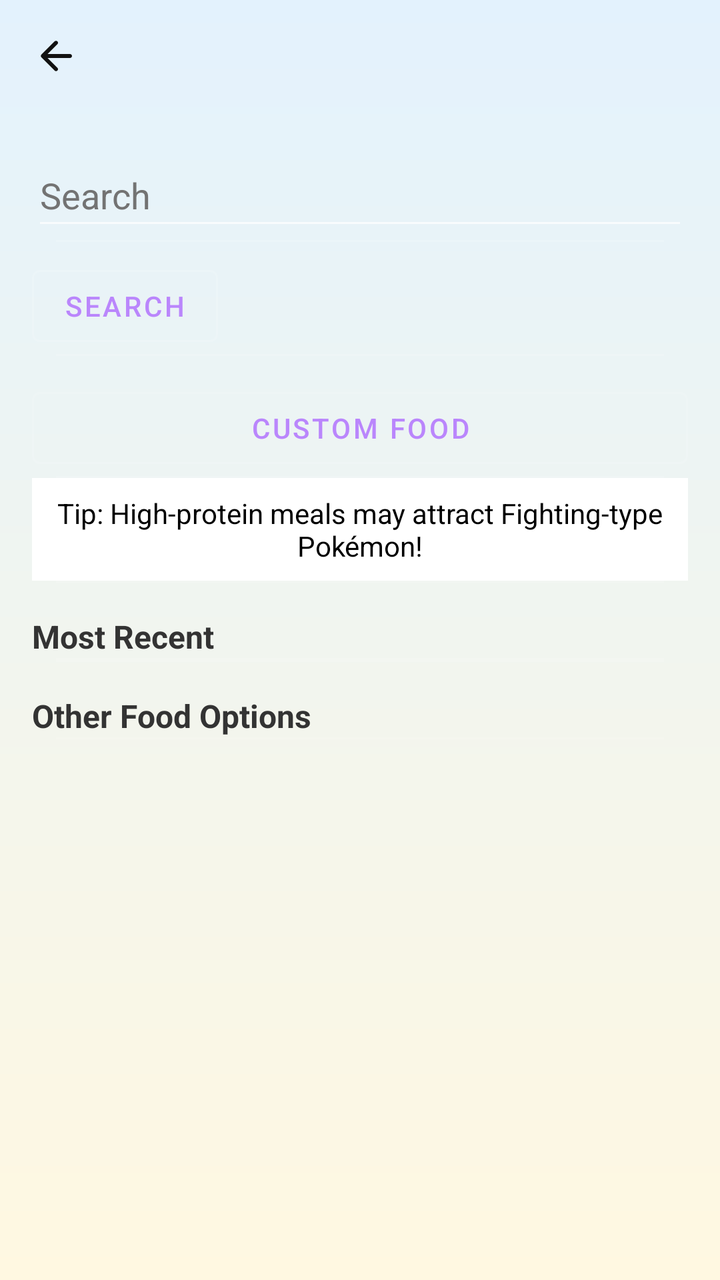
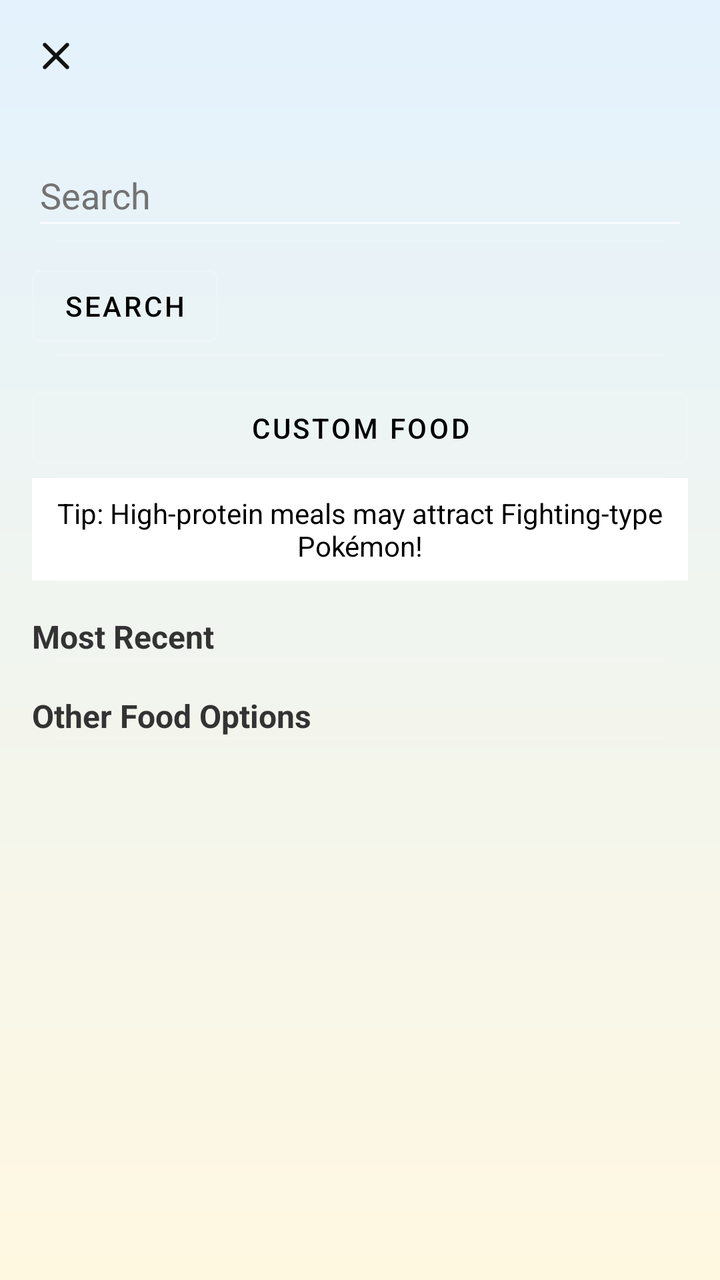

Two renders of the same Android screen: before a commit and after it. Below are the layout's source before the change and the commit's diff.
<!-- AndroidManifest.xml: application theme Theme.PokemonMealtimeMasters -->
<!-- res/layout/sheet_meal_logging.xml -->
<?xml version="1.0" encoding="utf-8"?>
<LinearLayout
    xmlns:android="http://schemas.android.com/apk/res/android"
    xmlns:app ="http://schemas.android.com/apk/res-auto"
    android:orientation="vertical"
    android:background="@drawable/bg_gradient"
    android:layout_width="match_parent"
    android:layout_height="match_parent">

    <com.google.android.material.appbar.MaterialToolbar
        android:id="@+id/toolbar"
        android:layout_width="match_parent"
        android:layout_height="?attr/actionBarSize"
        app:navigationIcon="@drawable/ic_back_arrow"
        android:background="@android:color/transparent"
        android:title="@string/log_a_meal"
        android:titleTextColor="@android:color/black"/>

    <ScrollView
        android:layout_width="match_parent"
        android:layout_height="0dp"
        android:layout_weight="1"
        android:padding="16dp">

        <LinearLayout
            android:orientation="vertical"
            android:layout_width="match_parent"
            android:layout_height="wrap_content"
            android:divider="?android:attr/dividerVertical"
            android:showDividers="middle"
            android:dividerPadding="12dp">

            
            <EditText
                android:id="@+id/search_input"
                android:layout_width="match_parent"
                android:layout_height="wrap_content"
                android:autofillHints=""
                android:hint="@string/search"
                android:inputType="text"
                android:minHeight="48dp"
                android:textColor="@android:color/black"
                android:textColorHint="@color/grey" />

            
            <Button
                android:id="@+id/search_button"
                style="@style/Widget.MaterialComponents.Button.OutlinedButton"
                android:layout_width="wrap_content"
                android:layout_height="wrap_content"
                android:text="@string/search"
                android:layout_marginTop="8dp"/>

            
            <Button
                android:id="@+id/button_custom_food"
                style="@style/Widget.MaterialComponents.Button.OutlinedButton"
                android:layout_width="match_parent"
                android:layout_height="wrap_content"
                android:text="@string/custom_food"
                android:layout_marginTop="12dp"/>

            
            <TextView
                android:id="@+id/text_nutrition_tip"
                android:layout_width="match_parent"
                android:layout_height="wrap_content"
                android:text="Tip: High-protein meals may attract Fighting-type Pokémon!"
                android:textSize="14sp"
                android:textColor="@android:color/black"
                android:padding="8dp"
                android:background="@color/cardview_light_background"
                android:gravity="center_horizontal"/>


            
            <androidx.recyclerview.widget.RecyclerView
                android:id="@+id/search_results_recycler"
                android:layout_width="match_parent"
                android:layout_height="wrap_content"
                android:nestedScrollingEnabled="false"
                android:visibility="gone"
                android:layout_marginTop="12dp"/>

            
            <TextView
                android:layout_width="wrap_content"
                android:layout_height="wrap_content"
                android:text="@string/most_recent"
                android:textSize="16sp"
                android:textStyle="bold"
                android:textColor="#333"
                android:layout_marginTop="16dp"/>

            <androidx.recyclerview.widget.RecyclerView
                android:id="@+id/recycler_recent"
                android:layout_width="match_parent"
                android:layout_height="wrap_content"
                android:nestedScrollingEnabled="false"/>

            
            <TextView
                android:layout_width="wrap_content"
                android:layout_height="wrap_content"
                android:text="@string/other_food_options"
                android:textSize="16sp"
                android:textStyle="bold"
                android:textColor="#333"
                android:layout_marginTop="16dp"/>

            <androidx.recyclerview.widget.RecyclerView
                android:id="@+id/recycler_preset"
                android:layout_width="match_parent"
                android:layout_height="wrap_content"
                android:nestedScrollingEnabled="false"/>

        </LinearLayout>
    </ScrollView>
</LinearLayout>
<!-- resources referenced by this layout -->
<resources>
  <color name="grey">#737373</color>
  <!-- drawable bg_gradient (drawable) -->
  <?xml version="1.0" encoding="utf-8"?>
  <shape xmlns:android="http://schemas.android.com/apk/res/android">
      <gradient
          android:angle="270"
          android:startColor="#FFE3F2FD"
          android:endColor="#FFFFF8E1"
          android:type="linear"/>
  </shape>
  <!-- drawable ic_back_arrow (drawable) -->
  <vector xmlns:android="http://schemas.android.com/apk/res/android" android:autoMirrored="true" android:height="24dp" android:tint="#121212" android:viewportHeight="24" android:viewportWidth="24" android:width="24dp">
        
      <path android:fillColor="@android:color/white" android:pathData="M19,11H7.83l4.88,-4.88c0.39,-0.39 0.39,-1.03 0,-1.42 -0.39,-0.39 -1.02,-0.39 -1.41,0l-6.59,6.59c-0.39,0.39 -0.39,1.02 0,1.41l6.59,6.59c0.39,0.39 1.02,0.39 1.41,0 0.39,-0.39 0.39,-1.02 0,-1.41L7.83,13H19c0.55,0 1,-0.45 1,-1s-0.45,-1 -1,-1z"/>
      
  </vector>
  <string name="custom_food">Custom Food</string>
  <string name="log_a_meal">Log a Meal</string>
  <string name="most_recent">Most Recent</string>
  <string name="other_food_options">Other Food Options</string>
  <string name="search">Search</string>
  <style name="Theme.PokemonMealtimeMasters" parent="Theme.MaterialComponents.NoActionBar">
      </style>
</resources>

<!-- the commit's change to res/layout/sheet_meal_logging.xml (unified diff, before → after) -->
@@ -11,7 +11,7 @@
         android:id="@+id/toolbar"
         android:layout_width="match_parent"
         android:layout_height="?attr/actionBarSize"
-        app:navigationIcon="@drawable/ic_back_arrow"
+        app:navigationIcon="@drawable/ic_rounded_close_24"
         android:background="@android:color/transparent"
         android:title="@string/log_a_meal"
         android:titleTextColor="@android:color/black"/>
<!-- resource entries referenced after the edit -->
@@ -10,10 +10,10 @@
           android:endColor="#FFFFF8E1"
           android:type="linear"/>
   </shape>
-  <!-- drawable ic_back_arrow (drawable) -->
-  <vector xmlns:android="http://schemas.android.com/apk/res/android" android:autoMirrored="true" android:height="24dp" android:tint="#121212" android:viewportHeight="24" android:viewportWidth="24" android:width="24dp">
+  <!-- drawable ic_rounded_close_24 (drawable) -->
+  <vector xmlns:android="http://schemas.android.com/apk/res/android" android:height="24dp" android:tint="#121212" android:viewportHeight="960" android:viewportWidth="960" android:width="24dp">
         
-      <path android:fillColor="@android:color/white" android:pathData="M19,11H7.83l4.88,-4.88c0.39,-0.39 0.39,-1.03 0,-1.42 -0.39,-0.39 -1.02,-0.39 -1.41,0l-6.59,6.59c-0.39,0.39 -0.39,1.02 0,1.41l6.59,6.59c0.39,0.39 1.02,0.39 1.41,0 0.39,-0.39 0.39,-1.02 0,-1.41L7.83,13H19c0.55,0 1,-0.45 1,-1s-0.45,-1 -1,-1z"/>
+      <path android:fillColor="@android:color/white" android:pathData="M480,536L284,732Q273,743 256,743Q239,743 228,732Q217,721 217,704Q217,687 228,676L424,480L228,284Q217,273 217,256Q217,239 228,228Q239,217 256,217Q273,217 284,228L480,424L676,228Q687,217 704,217Q721,217 732,228Q743,239 743,256Q743,273 732,284L536,480L732,676Q743,687 743,704Q743,721 732,732Q721,743 704,743Q687,743 676,732L480,536Z"/>
       
   </vector>
   <string name="custom_food">Custom Food</string>
@@ -22,6 +22,48 @@
   <string name="other_food_options">Other Food Options</string>
   <string name="search">Search</string>
   <style name="Theme.PokemonMealtimeMasters" parent="Theme.MaterialComponents.NoActionBar">
+          
+          <item name="colorPrimary">@color/black</item> 
+          <item name="colorPrimaryVariant">@color/black</item> 
+          <item name="colorOnPrimary">@color/white</item>
+          
+          <item name="colorSecondary">@color/teal_200</item> 
+          <item name="colorSecondaryVariant">@color/teal_200</item> 
+          <item name="colorOnSecondary">@color/black</item>
+  
+          <item name="textAppearanceHeadlineSmall">@style/TextAppearance.App.HeadlineSmall.CustomColor</item>
+          <item name="textAppearanceTitleMedium">@style/TextAppearance.App.TitleMedium.CustomColor</item>
+          <item name="textAppearanceBodyLarge">@style/TextAppearance.App.BodyLarge.CustomColor</item>
+          <item name="textAppearanceBodyMedium">@style/TextAppearance.App.BodyMedium.CustomColor</item>
+          <item name="textAppearanceBodySmall">@style/TextAppearance.App.BodySmall.CustomColor</item>
+          <item name="textAppearanceLabelLarge">@style/TextAppearance.App.LabelLarge.CustomColor</item>
+          <item name="textAppearanceLabelMedium">@style/TextAppearance.App.LabelMedium.CustomColor</item>
+  
       </style>
+  <color name="black">#FF000000</color>
+  <color name="white">#FFFFFFFF</color>
+  <color name="teal_200">#FF03DAC5</color>
+  <style name="TextAppearance.App.HeadlineSmall.CustomColor" parent="TextAppearance.MaterialComponents.Headline6">
+          <item name="android:textColor">@color/black</item> 
+      </style>
+  <style name="TextAppearance.App.TitleMedium.CustomColor" parent="TextAppearance.MaterialComponents.Subtitle1">
+          <item name="android:textColor">@color/black</item>
+      </style>
+  <style name="TextAppearance.App.BodyLarge.CustomColor" parent="TextAppearance.MaterialComponents.Body1">
+          <item name="android:textColor">@color/black</item>
+      </style>
+  <style name="TextAppearance.App.BodyMedium.CustomColor" parent="TextAppearance.MaterialComponents.Body2">
+          <item name="android:textColor">@color/grey_dark</item>
+      </style>
+  <style name="TextAppearance.App.BodySmall.CustomColor" parent="TextAppearance.MaterialComponents.Caption">
+          <item name="android:textColor">@color/grey_dark</item>
+      </style>
+  <style name="TextAppearance.App.LabelLarge.CustomColor" parent="TextAppearance.MaterialComponents.Button">
+          <item name="android:textColor">@color/black</item>
+      </style>
+  <style name="TextAppearance.App.LabelMedium.CustomColor" parent="TextAppearance.MaterialComponents.Caption">
+          <item name="android:textColor">@color/black</item>
+      </style>
+  <color name="grey_dark">#232323</color>
 </resources>
 
